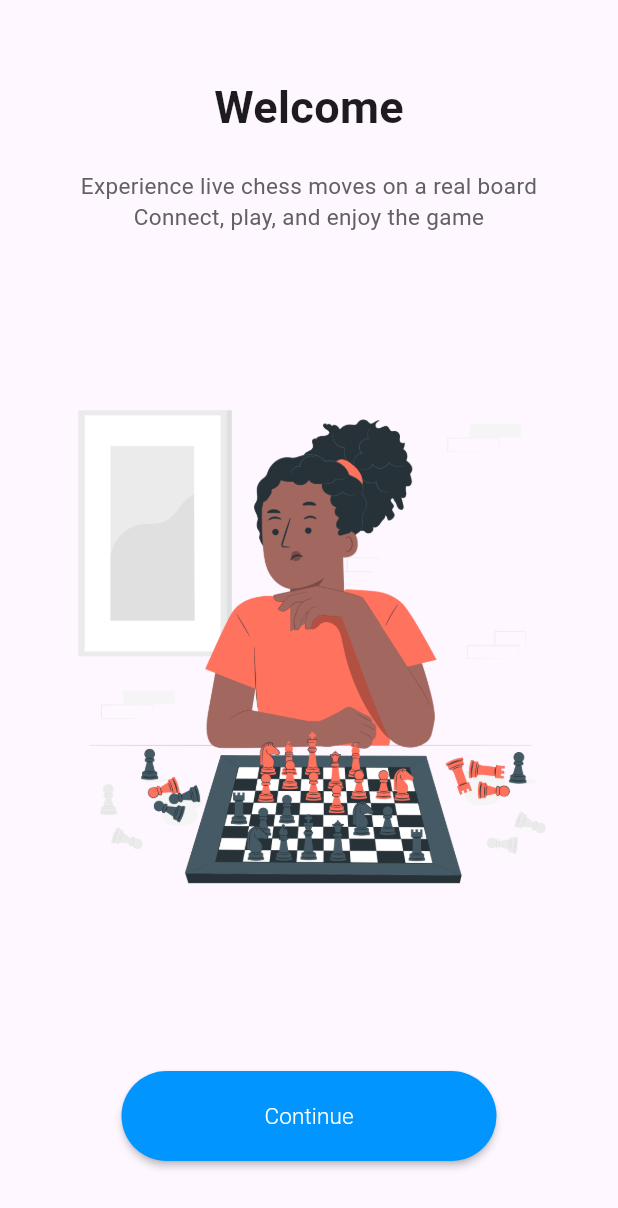
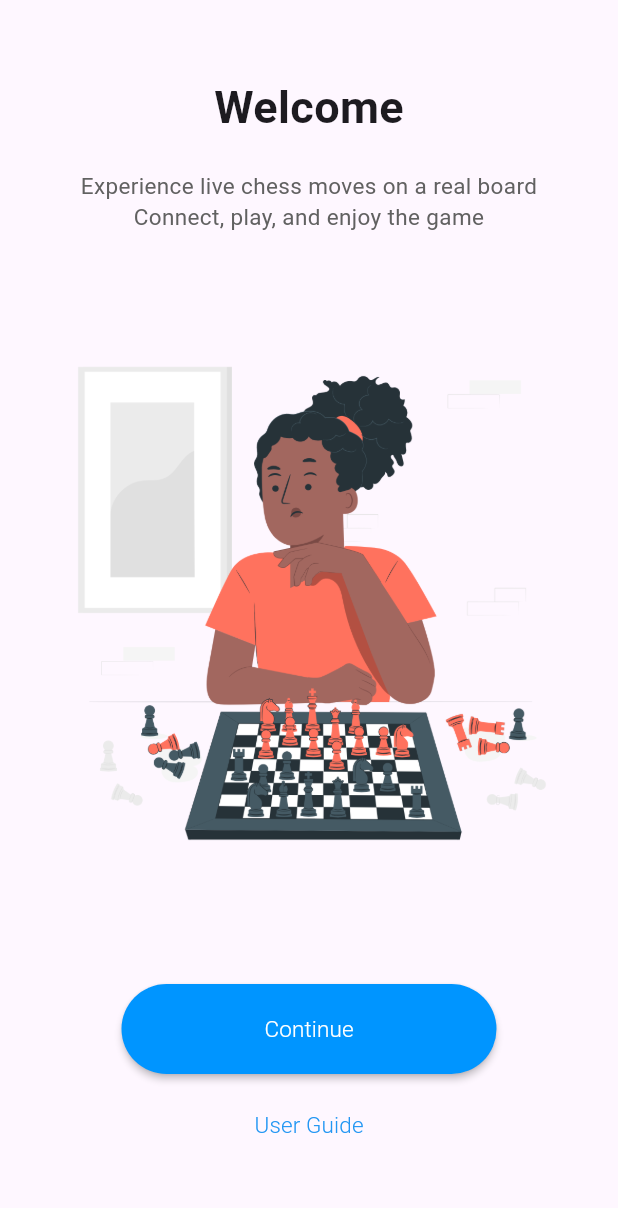
Before and after one commit to udayaKavinda/e19-3yp-Smart-Chessboard, a Flutter app: the screen it shows after launch, on a phone screen of 412 x 824 dp. Shown: the top 1208 px of the screen. Run offline on Flutter 3.47's test engine with Material 3 defaults, Android fonts, the phone set to English and light mode, and no system bars; our stand-ins replace socket_io_client; missing offline and left inert: amplify_auth_cognito, amplify_authenticator, amplify_flutter, chess, flutter_chess_board; project files that could hold a hidden picture were left out.

Commit message:
just add a user guide page and button

```diff
--- a/code/smartchessboard/lib/main.dart
+++ b/code/smartchessboard/lib/main.dart
@@ -40,7 +40,7 @@
   void _configureAmplify() async {
     try {
       await Amplify.addPlugin(AmplifyAuthCognito());
-      await Amplify.configure(amplifyconfig);
+      // await Amplify.configure(amplifyconfig);
       safePrint('Successfully configured');
     } on Exception catch (e) {
       safePrint('Error configuring Amplify: $e');
@@ -65,6 +65,7 @@
           JoinRoomScreen.routeName: (context) => const JoinRoomScreen(),
           CreateRoomScreen.routeName: (context) => const CreateRoomScreen(),
           GameScreen.routeName: (context) => const GameScreen(),
+
         }
       ),
     ));
--- a/code/smartchessboard/lib/screens/home.dart
+++ b/code/smartchessboard/lib/screens/home.dart
@@ -2,6 +2,7 @@ import 'package:flutter/material.dart';
 import 'package:smartchessboard/screens/login.dart';
 import 'package:smartchessboard/screens/mainmenu.dart';
 import 'package:smartchessboard/screens/signup.dart';
+import 'package:smartchessboard/screens/user_guide.dart';
 
 class HomePage extends StatelessWidget {
   static String routeName = '/home';
@@ -118,7 +119,28 @@ class HomePage extends StatelessWidget {
                         fontSize: 15
                       ),
                     ),
-                  )
+                  ),
+
+
+                  Container(height: 10),
+                  // Add User Guide button
+                  TextButton(
+                    onPressed: () {
+                      Navigator.of(context).push(MaterialPageRoute(builder: (_){
+                        return UserGuide();
+                      })
+                      );
+                    },
+                    child: Text(
+                      "User Guide",
+                      style: TextStyle(
+                        color: Colors.blue,
+                        fontWeight: FontWeight.w300,
+                        fontSize: 15,
+                      ),
+                    ),
+                  ),
+
 
                 ],
               )
```
Also changed, not shown: code/smartchessboard/lib/screens/user_guide.dart (added, +77 -0 lines), 1 other file.
